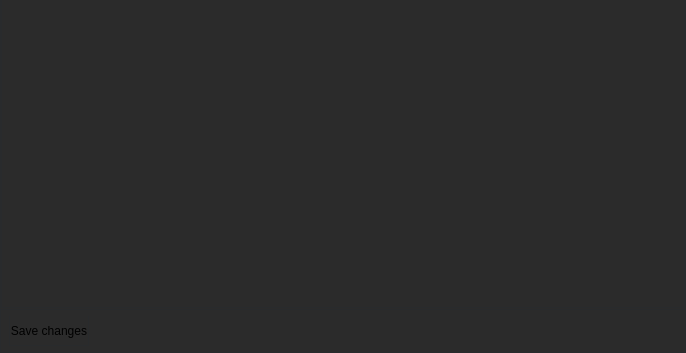
Qt form ScaraControlGUI/projectfileeditor.ui (mnowator/SCARA_Control) before a commit.
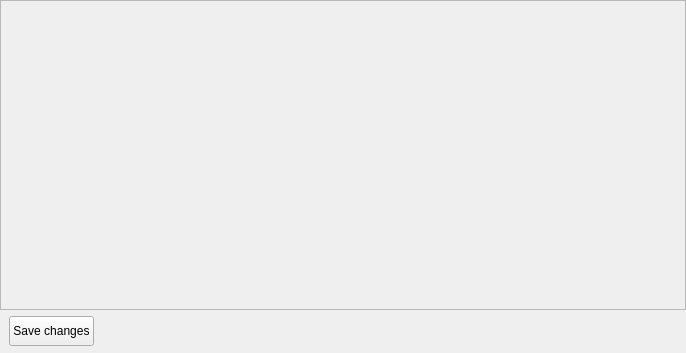
The same form after that commit.

What changed in the file:
```diff
--- a/ScaraControlGUI/projectfileeditor.ui
+++ b/ScaraControlGUI/projectfileeditor.ui
@@ -13,11 +13,6 @@
   <property name="windowTitle">
    <string>Form</string>
   </property>
-  <property name="styleSheet">
-   <string notr="true">border: 1px solid rgb(41, 43, 45);
-background-color: rgb(43, 43, 43);
-border-top: 0px solid rgb(41, 43, 45);</string>
-  </property>
   <layout class="QGridLayout" name="gridLayout">
    <property name="leftMargin">
     <number>0</number>
```
